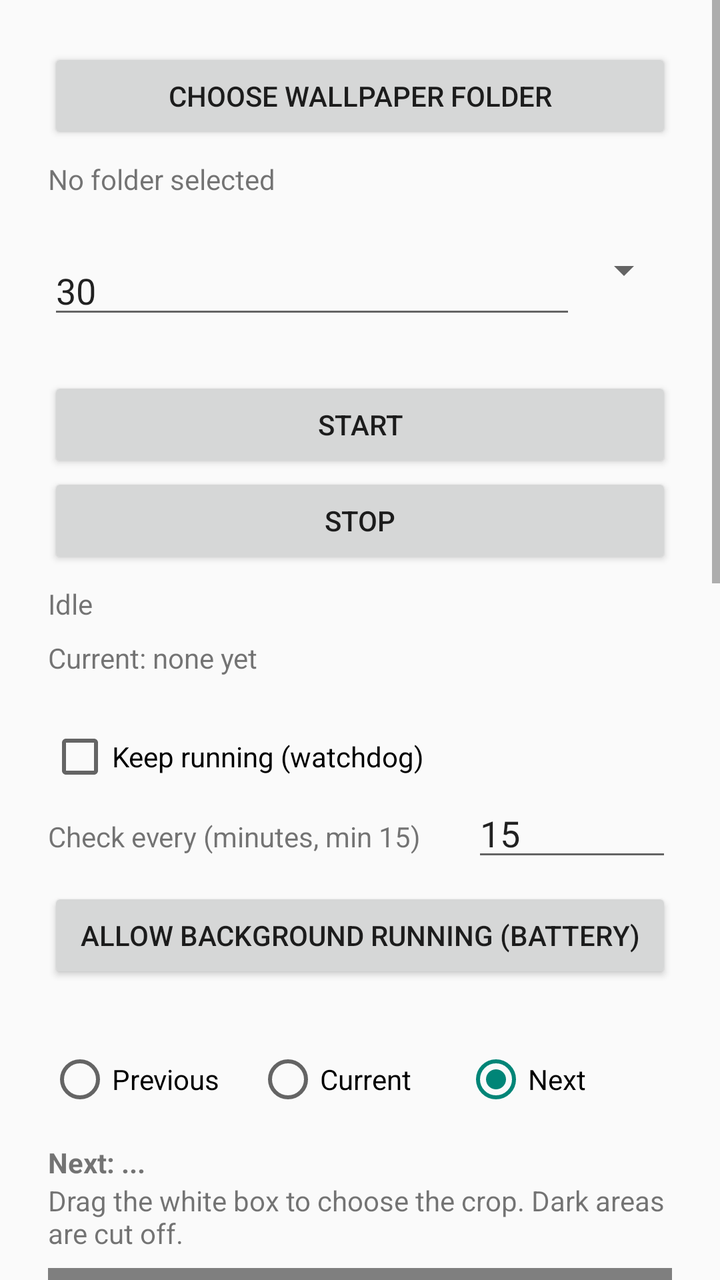
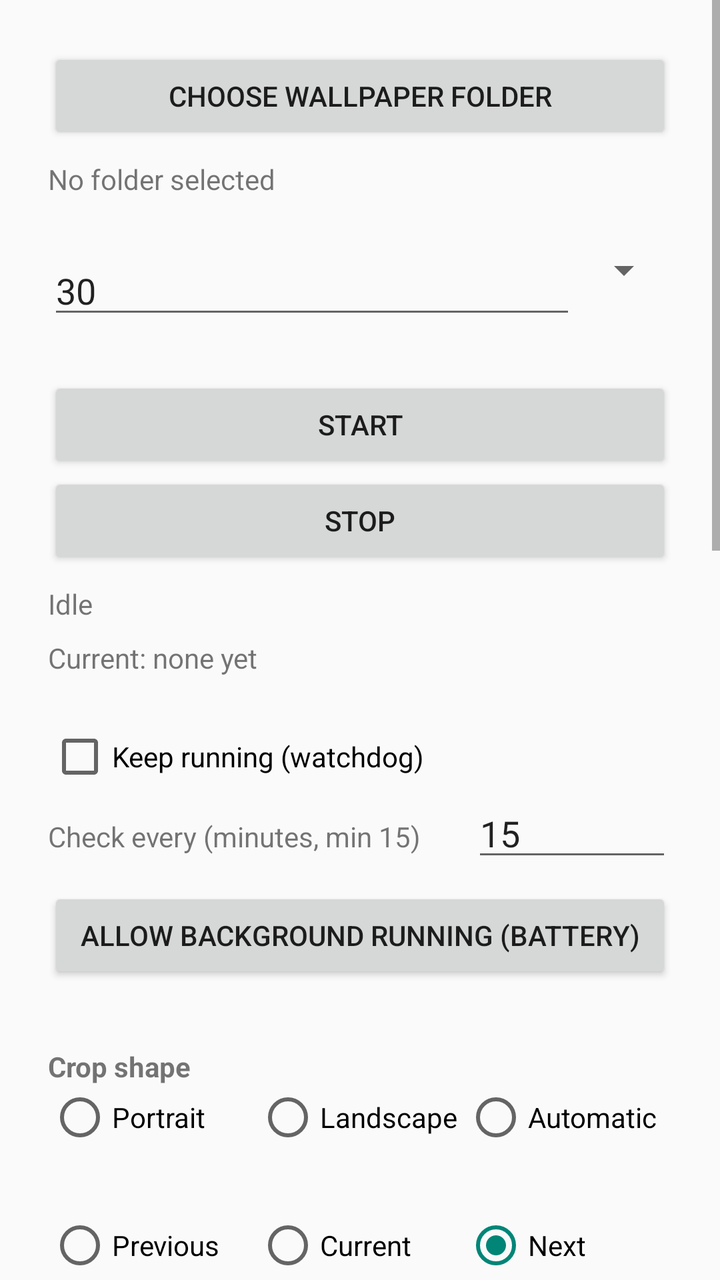

Before-and-after screenshots of an Android layout around one commit, followed by the original layout XML and the change that was made.
<!-- AndroidManifest.xml: application theme android:Theme.Material.Light.DarkActionBar -->
<!-- res/layout/activity_main.xml -->
<?xml version="1.0" encoding="utf-8"?>
<ScrollView xmlns:android="http://schemas.android.com/apk/res/android"
    android:layout_width="match_parent"
    android:layout_height="match_parent">

    <LinearLayout
        android:layout_width="match_parent"
        android:layout_height="wrap_content"
        android:orientation="vertical"
        android:padding="24dp">

        <Button
            android:id="@+id/btnPickFolder"
            android:layout_width="match_parent"
            android:layout_height="wrap_content"
            android:text="Choose wallpaper folder" />

        <TextView
            android:id="@+id/tvFolder"
            android:layout_width="match_parent"
            android:layout_height="wrap_content"
            android:layout_marginTop="8dp"
            android:text="No folder selected" />

        <LinearLayout
            android:layout_width="match_parent"
            android:layout_height="wrap_content"
            android:layout_marginTop="24dp"
            android:orientation="horizontal">

            <EditText
                android:id="@+id/etDuration"
                android:layout_width="0dp"
                android:layout_height="wrap_content"
                android:layout_weight="1"
                android:hint="Change every..."
                android:inputType="number"
                android:text="30" />

            <Spinner
                android:id="@+id/spUnit"
                android:layout_width="wrap_content"
                android:layout_height="wrap_content" />
        </LinearLayout>

        <Button
            android:id="@+id/btnStart"
            android:layout_width="match_parent"
            android:layout_height="wrap_content"
            android:layout_marginTop="24dp"
            android:text="Start" />

        <Button
            android:id="@+id/btnStop"
            android:layout_width="match_parent"
            android:layout_height="wrap_content"
            android:text="Stop" />

        <TextView
            android:id="@+id/tvStatus"
            android:layout_width="match_parent"
            android:layout_height="wrap_content"
            android:layout_marginTop="8dp"
            android:text="Idle" />

        <TextView
            android:id="@+id/tvCurrent"
            android:layout_width="match_parent"
            android:layout_height="wrap_content"
            android:layout_marginTop="8dp"
            android:text="Current: none yet" />

        
        <CheckBox
            android:id="@+id/cbWatchdog"
            android:layout_width="match_parent"
            android:layout_height="wrap_content"
            android:layout_marginTop="24dp"
            android:text="Keep running (watchdog)" />

        <LinearLayout
            android:layout_width="match_parent"
            android:layout_height="wrap_content"
            android:orientation="horizontal">

            <TextView
                android:layout_width="0dp"
                android:layout_height="wrap_content"
                android:layout_weight="1"
                android:gravity="center_vertical"
                android:text="Check every (minutes, min 15)" />

            <EditText
                android:id="@+id/etWatchMinutes"
                android:layout_width="100dp"
                android:layout_height="wrap_content"
                android:inputType="number"
                android:text="15" />
        </LinearLayout>

        <Button
            android:id="@+id/btnBattery"
            android:layout_width="match_parent"
            android:layout_height="wrap_content"
            android:layout_marginTop="8dp"
            android:text="Allow background running (battery)" />

        
        <RadioGroup
            android:id="@+id/rgPreview"
            android:layout_width="match_parent"
            android:layout_height="wrap_content"
            android:layout_marginTop="32dp"
            android:orientation="horizontal">

            <RadioButton
                android:id="@+id/rbPrev"
                android:layout_width="0dp"
                android:layout_height="wrap_content"
                android:layout_weight="1"
                android:text="Previous" />

            <RadioButton
                android:id="@+id/rbCur"
                android:layout_width="0dp"
                android:layout_height="wrap_content"
                android:layout_weight="1"
                android:text="Current" />

            <RadioButton
                android:id="@+id/rbNext"
                android:layout_width="0dp"
                android:layout_height="wrap_content"
                android:layout_weight="1"
                android:checked="true"
                android:text="Next" />
        </RadioGroup>

        <TextView
            android:id="@+id/tvNextName"
            android:layout_width="match_parent"
            android:layout_height="wrap_content"
            android:layout_marginTop="16dp"
            android:textStyle="bold"
            android:text="Next: ..." />

        <TextView
            android:layout_width="match_parent"
            android:layout_height="wrap_content"
            android:text="Drag the white box to choose the crop. Dark areas are cut off." />

        <ProgressBar
            android:id="@+id/pbPreview"
            style="?android:attr/progressBarStyle"
            android:layout_width="wrap_content"
            android:layout_height="wrap_content"
            android:layout_gravity="center_horizontal"
            android:layout_marginTop="8dp"
            android:visibility="gone" />

        <com.example.wallpaperchanger.CropPreviewView
            android:id="@+id/cropPreview"
            android:layout_width="match_parent"
            android:layout_height="320dp"
            android:layout_marginTop="8dp"
            android:background="#22888888" />

        <TextView
            android:id="@+id/tvCropInfo"
            android:layout_width="match_parent"
            android:layout_height="wrap_content"
            android:layout_marginTop="8dp"
            android:text="" />

        <TextView
            android:layout_width="match_parent"
            android:layout_height="wrap_content"
            android:layout_marginTop="12dp"
            android:text="Result on screen:" />

        <ImageView
            android:id="@+id/ivResult"
            android:layout_width="match_parent"
            android:layout_height="280dp"
            android:layout_marginTop="4dp"
            android:background="#22888888"
            android:scaleType="fitCenter" />

        <LinearLayout
            android:layout_width="match_parent"
            android:layout_height="wrap_content"
            android:layout_marginTop="8dp"
            android:orientation="horizontal">

            <Button
                android:id="@+id/btnSaveCrop"
                android:layout_width="0dp"
                android:layout_height="wrap_content"
                android:layout_weight="1"
                android:text="Save crop" />

            <Button
                android:id="@+id/btnResetCrop"
                android:layout_width="0dp"
                android:layout_height="wrap_content"
                android:layout_weight="1"
                android:text="Reset to center" />
        </LinearLayout>

        <TextView
            android:id="@+id/tvConfigPath"
            android:layout_width="match_parent"
            android:layout_height="wrap_content"
            android:layout_marginTop="12dp"
            android:textSize="12sp"
            android:text="" />
    </LinearLayout>
</ScrollView>
<!-- resources referenced by this layout -->
<resources>

</resources>

<!-- the commit's change to res/layout/activity_main.xml (unified diff, before → after) -->
@@ -106,6 +106,42 @@
             android:text="Allow background running (battery)" />
 
         
+        <TextView
+            android:layout_width="match_parent"
+            android:layout_height="wrap_content"
+            android:layout_marginTop="32dp"
+            android:textStyle="bold"
+            android:text="Crop shape" />
+
+        <RadioGroup
+            android:id="@+id/rgCropMode"
+            android:layout_width="match_parent"
+            android:layout_height="wrap_content"
+            android:orientation="horizontal">
+
+            <RadioButton
+                android:id="@+id/rbCropPortrait"
+                android:layout_width="0dp"
+                android:layout_height="wrap_content"
+                android:layout_weight="1"
+                android:text="Portrait" />
+
+            <RadioButton
+                android:id="@+id/rbCropLandscape"
+                android:layout_width="0dp"
+                android:layout_height="wrap_content"
+                android:layout_weight="1"
+                android:text="Landscape" />
+
+            <RadioButton
+                android:id="@+id/rbCropAuto"
+                android:layout_width="0dp"
+                android:layout_height="wrap_content"
+                android:layout_weight="1"
+                android:text="Automatic" />
+        </RadioGroup>
+
+        
         <RadioGroup
             android:id="@+id/rgPreview"
             android:layout_width="match_parent"
